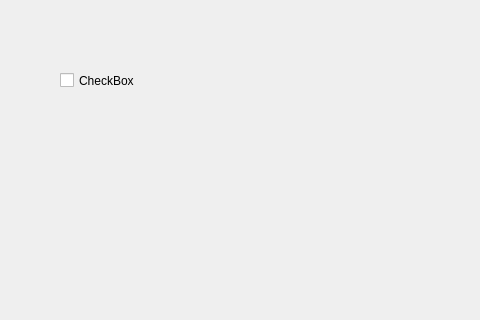
Before: the Qt Designer form src/ui/menu.ui in KarlKarindi/python-jewelry-thumbnail-creator, drawn with Qt 5; both pictures show x 0 to 480 and y 0 to 320 of the 800 by 600 pixel window.
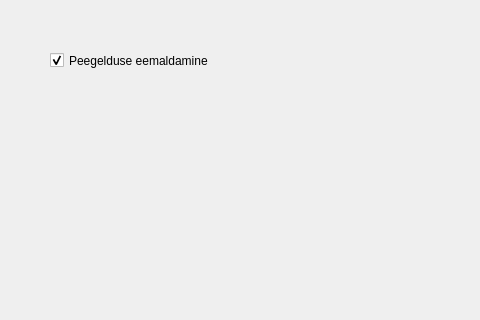
After: the same form once the commit is applied.

The edit to the form file:
```diff
--- a/src/ui/menu.ui
+++ b/src/ui/menu.ui
@@ -33,14 +33,17 @@
    <widget class="QCheckBox" name="checkBox">
     <property name="geometry">
      <rect>
-      <x>60</x>
-      <y>70</y>
-      <width>81</width>
+      <x>50</x>
+      <y>50</y>
+      <width>241</width>
       <height>21</height>
      </rect>
     </property>
     <property name="text">
-     <string>CheckBox</string>
+     <string>Peegelduse eemaldamine</string>
+    </property>
+    <property name="checked">
+     <bool>true</bool>
     </property>
    </widget>
   </widget>
```
